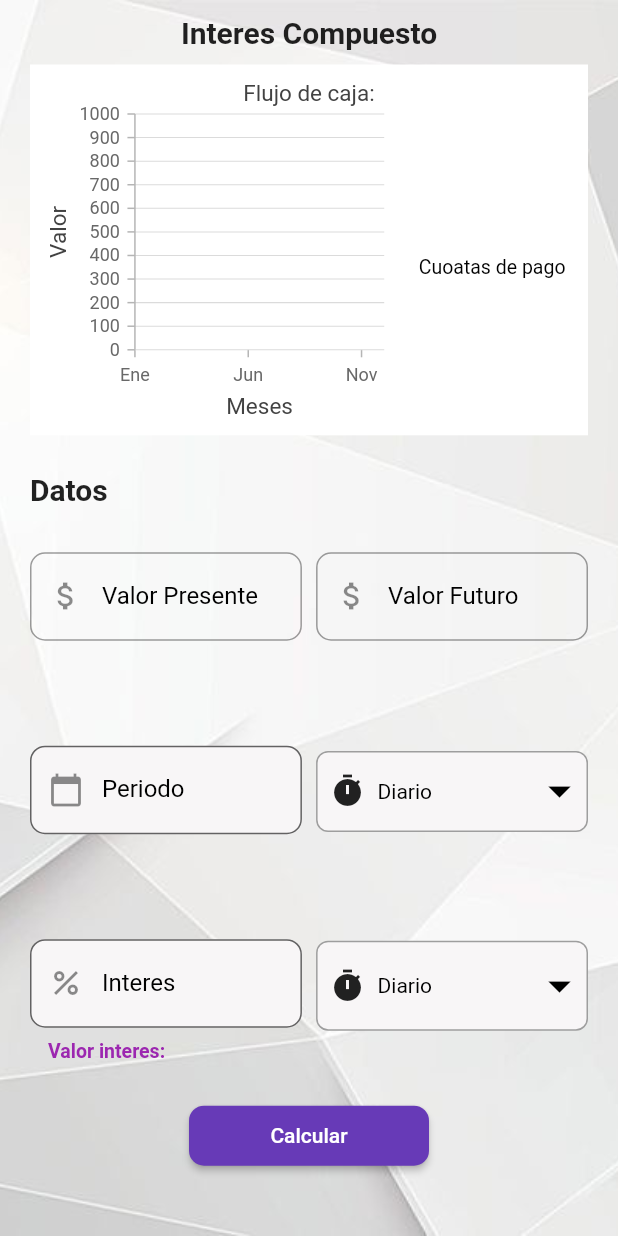
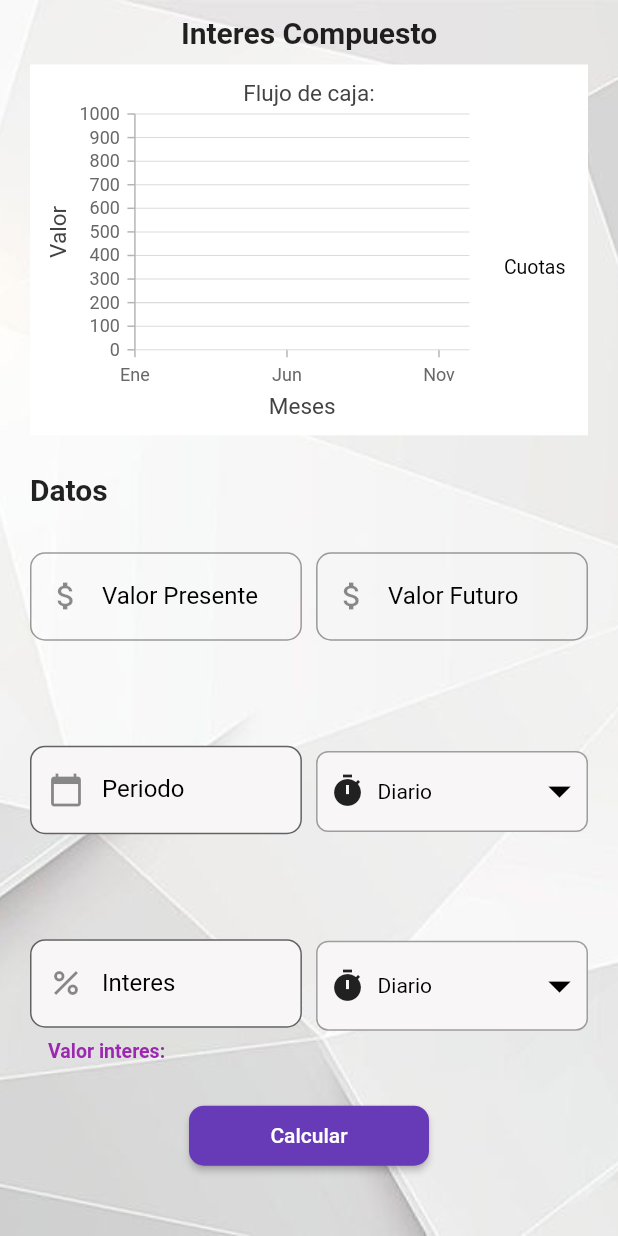
Before and after one commit to valfonsoardila/EcoFinanza-App, a Flutter app: the CompoundInterestView screen opened directly, on a phone screen of 412 x 824 dp. Run offline on Flutter 3.47's test engine with Material 2 defaults, Android fonts, the light colour scheme and no system bars; our stand-ins replace animate_do, animated_text_kit, currency_text_input_formatter, get, shared_preferences, syncfusion_flutter_charts; accounts and stored records are empty.

Commit message:
Vistas de interses modificadas

```diff
--- a/lib/ui/views/compoundInterest_view.dart
+++ b/lib/ui/views/compoundInterest_view.dart
@@ -306,7 +306,7 @@ class _CompoundInterestViewState extends State<CompoundInterestView> {
                           dataSource: data,
                           xValueMapper: (dynamic data, _) => data.x,
                           yValueMapper: (dynamic data, _) => data.y,
-                          name: 'Cuoatas de pago',
+                          name: 'Cuotas',
                           gradient: LinearGradient(
                             begin: Alignment.topCenter,
                             end: Alignment.bottomCenter,
--- a/lib/ui/views/simpleInterest_view.dart
+++ b/lib/ui/views/simpleInterest_view.dart
@@ -308,7 +308,7 @@ class _SimpleInterestViewState extends State<SimpleInterestView> {
                           dataSource: data,
                           xValueMapper: (dynamic data, _) => data.x,
                           yValueMapper: (dynamic data, _) => data.y,
-                          name: 'Cuotas de pago',
+                          name: 'Cuotas',
                           gradient: LinearGradient(
                             begin: Alignment.topCenter,
                             end: Alignment.bottomCenter,
```
